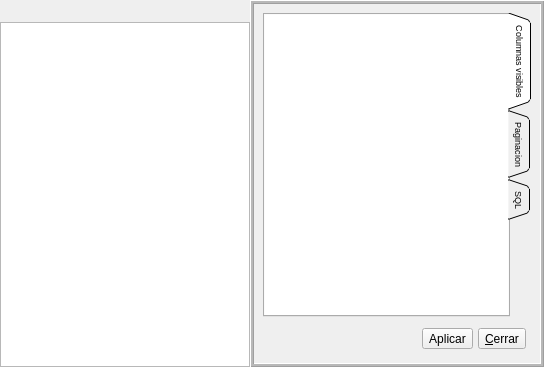
eboladev/Bulmages-1, file bulmages/bulmalib/src/blsubformbase.ui: the form before one commit.
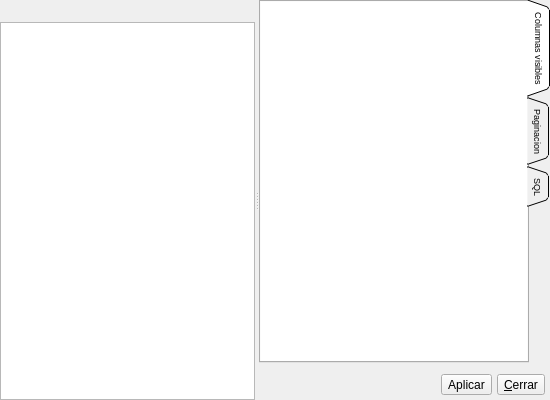
The form after the commit. Icons and pictures are not drawn. Custom widgets are drawn as their Qt base class.

```diff
--- a/bulmages/bulmalib/src/blsubformbase.ui
+++ b/bulmages/bulmalib/src/blsubformbase.ui
@@ -6,21 +6,44 @@
    <rect>
     <x>0</x>
     <y>0</y>
-    <width>544</width>
-    <height>367</height>
+    <width>550</width>
+    <height>400</height>
    </rect>
   </property>
   <property name="windowTitle">
    <string>Configuracion Subformularios</string>
   </property>
-  <layout class="QHBoxLayout" name="horizontalLayout">
-   <property name="spacing">
-    <number>0</number>
-   </property>
+  <layout class="QGridLayout" name="gridLayout_2">
    <property name="margin">
     <number>0</number>
    </property>
-   <item>
+   <item row="0" column="0">
+    <widget class="QSplitter" name="splitter">
+     <property name="sizePolicy">
+      <sizepolicy hsizetype="Expanding" vsizetype="Expanding">
+       <horstretch>0</horstretch>
+       <verstretch>0</verstretch>
+      </sizepolicy>
+     </property>
+     <property name="minimumSize">
+      <size>
+       <width>100</width>
+       <height>0</height>
+      </size>
+     </property>
+     <property name="frameShape">
+      <enum>QFrame::NoFrame</enum>
+     </property>
+     <property name="frameShadow">
+      <enum>QFrame::Plain</enum>
+     </property>
+     <property name="orientation">
+      <enum>Qt::Horizontal</enum>
+     </property>
+     <property name="childrenCollapsible">
+      <bool>false</bool>
+     </property>
+     <widget class="QWidget" name="layoutWidget">
     <layout class="QVBoxLayout" name="verticalLayout">
      <property name="spacing">
       <number>0</number>
@@ -132,8 +155,7 @@
       </widget>
      </item>
     </layout>
-   </item>
-   <item>
+     </widget>
     <widget class="QFrame" name="mui_configurador">
      <property name="sizePolicy">
       <sizepolicy hsizetype="Expanding" vsizetype="Preferred">
@@ -151,15 +173,77 @@
       <bool>true</bool>
      </property>
      <property name="frameShape">
-      <enum>QFrame::Box</enum>
+       <enum>QFrame::NoFrame</enum>
      </property>
      <property name="frameShadow">
-      <enum>QFrame::Raised</enum>
+       <enum>QFrame::Plain</enum>
      </property>
      <property name="midLineWidth">
       <number>2</number>
      </property>
      <layout class="QGridLayout" name="gridLayout">
+       <property name="margin">
+        <number>0</number>
+       </property>
+       <item row="1" column="0">
+        <widget class="QFrame" name="frame">
+         <property name="frameShape">
+          <enum>QFrame::NoFrame</enum>
+         </property>
+         <property name="frameShadow">
+          <enum>QFrame::Raised</enum>
+         </property>
+         <layout class="QHBoxLayout">
+          <property name="spacing">
+           <number>5</number>
+          </property>
+          <property name="margin">
+           <number>5</number>
+          </property>
+          <item>
+           <spacer name="horizontalSpacer_2">
+            <property name="orientation">
+             <enum>Qt::Horizontal</enum>
+            </property>
+            <property name="sizeHint" stdset="0">
+             <size>
+              <width>40</width>
+              <height>20</height>
+             </size>
+            </property>
+           </spacer>
+          </item>
+          <item>
+           <widget class="QToolButton" name="mui_confcol">
+            <property name="text">
+             <string>Aplicar</string>
+            </property>
+            <property name="icon">
+             <iconset resource="../../bulmages.qrc">
+              <normaloff>:/BulmaCont32x32/images/png/i_ok.png</normaloff>:/BulmaCont32x32/images/png/i_ok.png</iconset>
+            </property>
+            <property name="toolButtonStyle">
+             <enum>Qt::ToolButtonTextBesideIcon</enum>
+            </property>
+           </widget>
+          </item>
+          <item>
+           <widget class="QToolButton" name="mui_botonCerrar">
+            <property name="text">
+             <string>&amp;Cerrar</string>
+            </property>
+            <property name="icon">
+             <iconset resource="../../bulmages.qrc">
+              <normaloff>:/BulmaCont32x32/images/png/i_exit.png</normaloff>:/BulmaCont32x32/images/png/i_exit.png</iconset>
+            </property>
+            <property name="toolButtonStyle">
+             <enum>Qt::ToolButtonTextBesideIcon</enum>
+            </property>
+           </widget>
+          </item>
+         </layout>
+        </widget>
+       </item>
       <item row="0" column="0">
        <widget class="QTabWidget" name="mui_selectorblsubform">
         <property name="sizePolicy">
@@ -201,6 +285,12 @@
           </property>
           <item>
            <widget class="BlTableWidget" name="mui_listcolumnas">
+             <property name="minimumSize">
+              <size>
+               <width>100</width>
+               <height>0</height>
+              </size>
+             </property>
             <property name="font">
              <font>
               <pointsize>7</pointsize>
@@ -2476,66 +2566,8 @@
         </widget>
        </widget>
       </item>
-      <item row="1" column="0">
-       <widget class="QFrame" name="frame">
-        <property name="frameShape">
-         <enum>QFrame::NoFrame</enum>
-        </property>
-        <property name="frameShadow">
-         <enum>QFrame::Raised</enum>
-        </property>
-        <layout class="QHBoxLayout">
-         <property name="spacing">
-          <number>5</number>
-         </property>
-         <property name="margin">
-          <number>5</number>
-         </property>
-         <item>
-          <spacer name="horizontalSpacer_2">
-           <property name="orientation">
-            <enum>Qt::Horizontal</enum>
-           </property>
-           <property name="sizeHint" stdset="0">
-            <size>
-             <width>40</width>
-             <height>20</height>
-            </size>
-           </property>
-          </spacer>
-         </item>
-         <item>
-          <widget class="QToolButton" name="mui_confcol">
-           <property name="text">
-            <string>Aplicar</string>
-           </property>
-           <property name="icon">
-            <iconset resource="../../bulmages.qrc">
-             <normaloff>:/BulmaCont32x32/images/png/i_ok.png</normaloff>:/BulmaCont32x32/images/png/i_ok.png</iconset>
-           </property>
-           <property name="toolButtonStyle">
-            <enum>Qt::ToolButtonTextBesideIcon</enum>
-           </property>
-          </widget>
-         </item>
-         <item>
-          <widget class="QToolButton" name="mui_botonCerrar">
-           <property name="text">
-            <string>&amp;Cerrar</string>
-           </property>
-           <property name="icon">
-            <iconset resource="../../bulmages.qrc">
-             <normaloff>:/BulmaCont32x32/images/png/i_exit.png</normaloff>:/BulmaCont32x32/images/png/i_exit.png</iconset>
-           </property>
-           <property name="toolButtonStyle">
-            <enum>Qt::ToolButtonTextBesideIcon</enum>
-           </property>
-          </widget>
-         </item>
-        </layout>
-       </widget>
-      </item>
-     </layout>
+      </layout>
+     </widget>
     </widget>
    </item>
   </layout>
```
Lines whose indentation alone changed are shown as unchanged.
